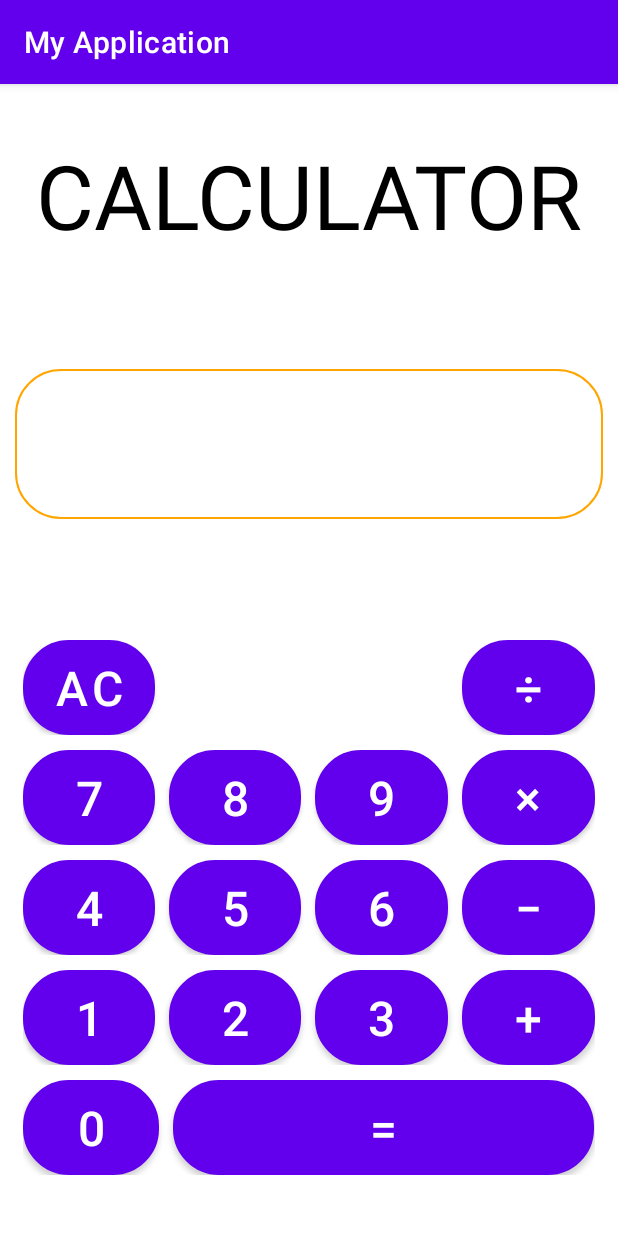
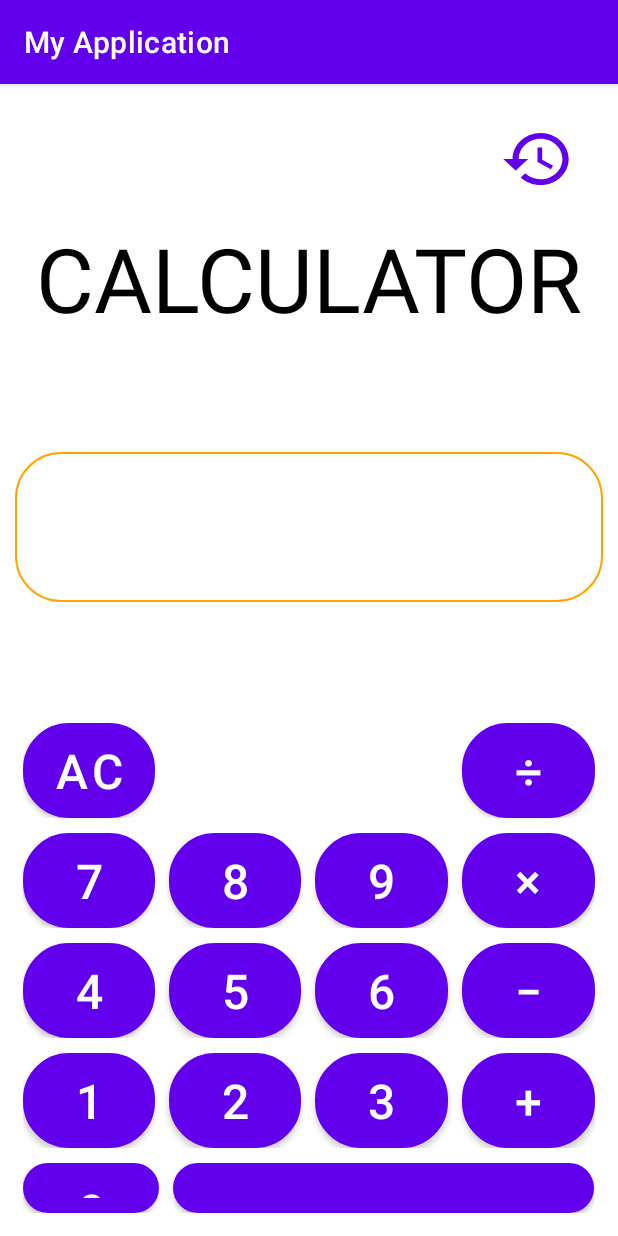
Before and after one commit to Famiesta/Calculator1_android, an Android app: the screen it shows after launch (MainActivity), on a phone screen of 412 x 824 dp. Run offline under Robolectric (Android 15) with nearby library versions, the phone set to English and light mode, and no system bars.

Commit message:
thêm trang thứ 2 thêm button history

```diff
--- a/app/src/main/AndroidManifest.xml
+++ b/app/src/main/AndroidManifest.xml
@@ -12,6 +12,9 @@
         android:theme="@style/Theme.MyApplication"
         tools:targetApi="31">
         <activity
+            android:name=".SecondActivity"
+            android:exported="false" />
+        <activity
             android:name=".MainActivity"
             android:exported="true">
             <intent-filter>
--- a/app/src/main/java/com/example/myapplication/MainActivity.kt
+++ b/app/src/main/java/com/example/myapplication/MainActivity.kt
@@ -294,4 +294,7 @@ class MainActivity : AppCompatActivity() {
 
         }
     }*/
+    //arraylist
+    //ListView
+    //RecycleView
     }
--- /dev/null
+++ b/app/src/main/res/drawable/ic_history_foreground.xml
@@ -0,0 +1,15 @@
+<vector xmlns:android="http://schemas.android.com/apk/res/android"
+    android:width="108dp"
+    android:height="108dp"
+    android:viewportWidth="24"
+    android:viewportHeight="24"
+    android:tint="#FF631D">
+  <group android:scaleX="0.58"
+      android:scaleY="0.58"
+      android:translateX="5.04"
+      android:translateY="5.04">
+    <path
+        android:fillColor="@android:color/white"
+        android:pathData="M13,3c-4.97,0 -9,4.03 -9,9L1,12l3.89,3.89 0.07,0.14L9,12L6,12c0,-3.87 3.13,-7 7,-7s7,3.13 7,7 -3.13,7 -7,7c-1.93,0 -3.68,-0.79 -4.94,-2.06l-1.42,1.42C8.27,19.99 10.51,21 13,21c4.97,0 9,-4.03 9,-9s-4.03,-9 -9,-9zM12,8v5l4.28,2.54 0.72,-1.21 -3.5,-2.08L13.5,8L12,8z"/>
+  </group>
+</vector>
--- a/app/src/main/res/layout/activity_main.xml
+++ b/app/src/main/res/layout/activity_main.xml
@@ -8,6 +8,21 @@
     android:gravity="center"
     android:orientation="vertical"
     tools:context=".MainActivity">
+    <TableLayout
+        android:layout_width="match_parent"
+        android:layout_height="wrap_content">
+        <TableRow
+            android:weightSum="1">
+            <TextView
+                android:layout_weight="0.78"/>
+            <Button
+                android:layout_width="0dp"
+                android:layout_height="80dp"
+                android:layout_weight="0.22"
+                android:background="@drawable/ic_history_foreground" />
+        </TableRow>
+
+    </TableLayout>
     <LinearLayout
         android:layout_width="match_parent"
         android:layout_height="wrap_content"
--- /dev/null
+++ b/app/src/main/res/mipmap-anydpi-v26/ic_history.xml
@@ -0,0 +1,5 @@
+<?xml version="1.0" encoding="utf-8"?>
+<adaptive-icon xmlns:android="http://schemas.android.com/apk/res/android">
+    <background android:drawable="@drawable/ic_history_background"/>
+    <foreground android:drawable="@drawable/ic_history_foreground"/>
+</adaptive-icon>
--- /dev/null
+++ b/app/src/main/res/mipmap-anydpi-v26/ic_history_round.xml
@@ -0,0 +1,5 @@
+<?xml version="1.0" encoding="utf-8"?>
+<adaptive-icon xmlns:android="http://schemas.android.com/apk/res/android">
+    <background android:drawable="@drawable/ic_history_background"/>
+    <foreground android:drawable="@drawable/ic_history_foreground"/>
+</adaptive-icon>
```
Also changed, not shown: app/src/main/java/com/example/myapplication/SecondActivity.kt (added, +11 -0 lines), app/src/main/res/drawable/ic_history_background.xml (added, +74 -0 lines), app/src/main/res/layout/activity_second.xml (added, +23 -0 lines), app/src/main/ic_history-playstore.png (added), app/src/main/res/mipmap-hdpi/ic_history.png (added), app/src/main/res/mipmap-hdpi/ic_history_round.png (added), app/src/main/res/mipmap-mdpi/ic_history.png (added), app/src/main/res/mipmap-mdpi/ic_history_round.png (added), app/src/main/res/mipmap-xhdpi/ic_history.png (added), app/src/main/res/mipmap-xhdpi/ic_history_round.png (added), app/src/main/res/mipmap-xxhdpi/ic_history.png (added), app/src/main/res/mipmap-xxhdpi/ic_history_round.png (added), app/src/main/res/mipmap-xxxhdpi/ic_history.png (added), app/src/main/res/mipmap-xxxhdpi/ic_history_round.png (added).
